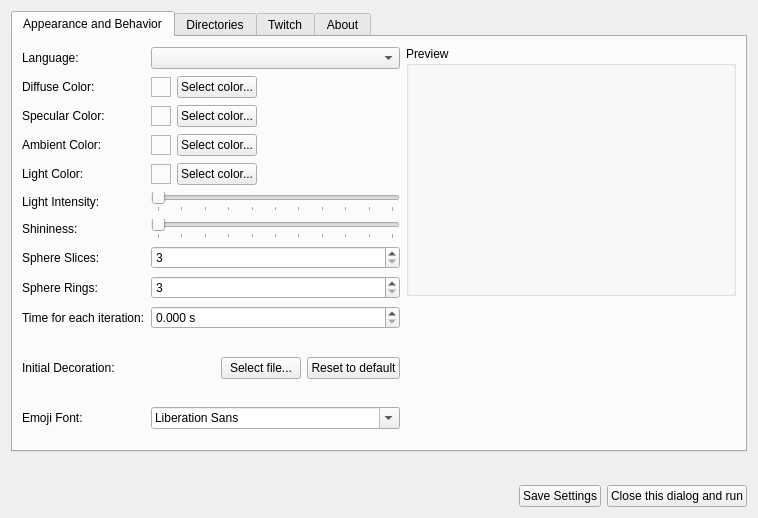
The window that setupwidget.ui (xiluembo/atsumari) describes before a commit, drawn with Qt 5.
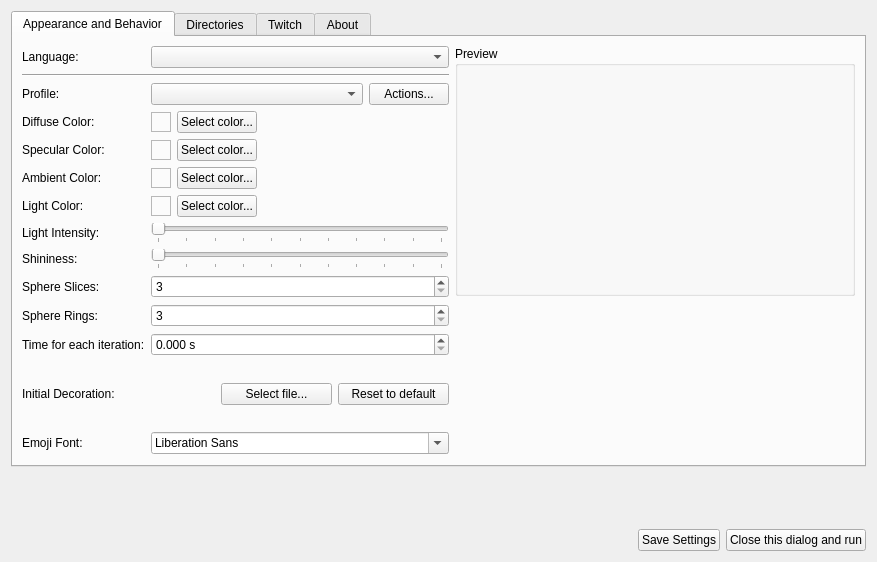
The same window after the commit. Icons and pictures are not drawn.

What changed in the file:
```diff
--- a/setupwidget.ui
+++ b/setupwidget.ui
@@ -6,8 +6,8 @@
    <rect>
     <x>0</x>
     <y>0</y>
-    <width>758</width>
-    <height>518</height>
+    <width>877</width>
+    <height>562</height>
    </rect>
   </property>
   <property name="windowTitle">
@@ -34,11 +34,39 @@
        <item>
         <layout class="QHBoxLayout" name="horizontalLayout_4">
          <item>
-          <layout class="QGridLayout" name="gridLayout">
-           <item row="2" column="1" colspan="3">
-            <layout class="QHBoxLayout" name="horizontalLayout_7">
+          <layout class="QGridLayout" name="gridLayout" columnstretch="0,0">
+           <item row="13" column="0">
+            <widget class="QLabel" name="label">
+             <property name="text">
+              <string>Emoji Font:</string>
+             </property>
+            </widget>
+           </item>
+           <item row="2" column="1">
+            <layout class="QHBoxLayout" name="horizontalLayout_17">
              <item>
-              <widget class="QFrame" name="frmSpecularColor">
+              <widget class="QComboBox" name="cboProfile">
+               <property name="sizePolicy">
+                <sizepolicy hsizetype="Expanding" vsizetype="Fixed">
+                 <horstretch>0</horstretch>
+                 <verstretch>0</verstretch>
+                </sizepolicy>
+               </property>
+              </widget>
+             </item>
+             <item>
+              <widget class="QPushButton" name="btnProfileActions">
+               <property name="text">
+                <string>Actions...</string>
+               </property>
+              </widget>
+             </item>
+            </layout>
+           </item>
+           <item row="5" column="1">
+            <layout class="QHBoxLayout" name="horizontalLayout_8">
+             <item>
+              <widget class="QFrame" name="frmAmbientColor">
                <property name="minimumSize">
                 <size>
                  <width>20</width>
@@ -63,7 +91,7 @@
               </widget>
              </item>
              <item>
-              <widget class="QPushButton" name="btnSelectSpecular">
+              <widget class="QPushButton" name="btnSelectAmbient">
                <property name="locale">
                 <locale language="English" country="UnitedStates"/>
                </property>
@@ -73,7 +101,7 @@
               </widget>
              </item>
              <item>
-              <spacer name="horizontalSpacer_4">
+              <spacer name="horizontalSpacer_5">
                <property name="orientation">
                 <enum>Qt::Orientation::Horizontal</enum>
                </property>
@@ -87,56 +115,7 @@
              </item>
             </layout>
            </item>
-           <item row="6" column="1" colspan="3">
-            <widget class="QSlider" name="sldShininess">
-             <property name="maximum">
-              <number>100</number>
-             </property>
-             <property name="orientation">
-              <enum>Qt::Orientation::Horizontal</enum>
-             </property>
-             <property name="tickPosition">
-              <enum>QSlider::TickPosition::TicksBelow</enum>
-             </property>
-             <property name="tickInterval">
-              <number>10</number>
-             </property>
-            </widget>
-           </item>
-           <item row="9" column="0">
-            <widget class="QLabel" name="lblIterationTime">
-             <property name="locale">
-              <locale language="English" country="UnitedStates"/>
-             </property>
-             <property name="text">
-              <string>Time for each iteration:</string>
-             </property>
-            </widget>
-           </item>
-           <item row="3" column="0">
-            <widget class="QLabel" name="lblAmbientColor">
-             <property name="locale">
-              <locale language="English" country="UnitedStates"/>
-             </property>
-             <property name="text">
-              <string>Ambient Color:</string>
-             </property>
-            </widget>
-           </item>
-           <item row="9" column="1" colspan="3">
-            <widget class="QDoubleSpinBox" name="spnIteration">
-             <property name="statusTip">
-              <string notr="true"/>
-             </property>
-             <property name="suffix">
-              <string> s</string>
-             </property>
-             <property name="decimals">
-              <number>3</number>
-             </property>
-            </widget>
-           </item>
-           <item row="2" column="0">
+           <item row="4" column="0">
             <widget class="QLabel" name="lblSpecularColor">
              <property name="locale">
               <locale language="English" country="UnitedStates"/>
@@ -146,81 +125,53 @@
              </property>
             </widget>
            </item>
-           <item row="10" column="1">
-            <widget class="QLabel" name="lblDecoration">
-             <property name="minimumSize">
-              <size>
-               <width>64</width>
-               <height>64</height>
-              </size>
-             </property>
-             <property name="maximumSize">
-              <size>
-               <width>64</width>
-               <height>64</height>
-              </size>
-             </property>
-             <property name="text">
-              <string/>
-             </property>
-             <property name="scaledContents">
-              <bool>true</bool>
-             </property>
-            </widget>
-           </item>
-           <item row="1" column="1" colspan="3">
-            <layout class="QHBoxLayout" name="horizontalLayout_6">
+           <item row="12" column="1">
+            <layout class="QHBoxLayout" name="horizontalLayout_16">
              <item>
-              <widget class="QFrame" name="frmDiffuseColor">
+              <widget class="QLabel" name="lblDecoration">
                <property name="minimumSize">
                 <size>
-                 <width>20</width>
-                 <height>20</height>
+                 <width>64</width>
+                 <height>64</height>
                 </size>
                </property>
                <property name="maximumSize">
                 <size>
-                 <width>20</width>
-                 <height>20</height>
+                 <width>64</width>
+                 <height>64</height>
                 </size>
                </property>
-               <property name="statusTip">
-                <string notr="true"/>
+               <property name="text">
+                <string/>
                </property>
-               <property name="frameShape">
-                <enum>QFrame::Shape::StyledPanel</enum>
+               <property name="scaledContents">
+                <bool>true</bool>
                </property>
-               <property name="frameShadow">
-                <enum>QFrame::Shadow::Raised</enum>
-               </property>
               </widget>
              </item>
              <item>
-              <widget class="QPushButton" name="btnSelectDiffuse">
+              <widget class="QPushButton" name="btnSelectDecoration">
                <property name="locale">
                 <locale language="English" country="UnitedStates"/>
                </property>
                <property name="text">
-                <string>Select color...</string>
+                <string>Select file...</string>
                </property>
               </widget>
              </item>
              <item>
-              <spacer name="horizontalSpacer_3">
-               <property name="orientation">
-                <enum>Qt::Orientation::Horizontal</enum>
+              <widget class="QPushButton" name="btnResetDecoration">
+               <property name="locale">
+                <locale language="English" country="UnitedStates"/>
                </property>
-               <property name="sizeHint" stdset="0">
-                <size>
-                 <width>40</width>
-                 <height>20</height>
-                </size>
+               <property name="text">
+                <string>Reset to default</string>
                </property>
-              </spacer>
+              </widget>
              </item>
             </layout>
            </item>
-           <item row="4" column="1" colspan="3">
+           <item row="6" column="1">
             <layout class="QHBoxLayout" name="horizontalLayout_9">
              <item>
               <widget class="QFrame" name="frmLightColor">
@@ -272,37 +223,7 @@
              </item>
             </layout>
            </item>
-           <item row="10" column="3">
-            <widget class="QPushButton" name="btnResetDecoration">
-             <property name="locale">
-              <locale language="English" country="UnitedStates"/>
-             </property>
-             <property name="text">
-              <string>Reset to default</string>
-             </property>
-            </widget>
-           </item>
-           <item row="8" column="1" colspan="3">
-            <widget class="QSpinBox" name="spnRings">
-             <property name="statusTip">
-              <string notr="true"/>
-             </property>
-             <property name="minimum">
-              <number>3</number>
-             </property>
-            </widget>
-           </item>
-           <item row="7" column="1" colspan="3">
-            <widget class="QSpinBox" name="spnSlices">
-             <property name="statusTip">
-              <string notr="true"/>
-             </property>
-             <property name="minimum">
-              <number>3</number>
-             </property>
-            </widget>
-           </item>
-           <item row="6" column="0">
+           <item row="8" column="0">
             <widget class="QLabel" name="lblShininess">
              <property name="locale">
               <locale language="English" country="UnitedStates"/>
@@ -312,24 +233,17 @@
              </property>
             </widget>
            </item>
-           <item row="11" column="0">
-            <widget class="QLabel" name="label">
-             <property name="text">
-              <string>Emoji Font:</string>
-             </property>
-            </widget>
-           </item>
-           <item row="7" column="0">
-            <widget class="QLabel" name="lblSlices">
+           <item row="5" column="0">
+            <widget class="QLabel" name="lblAmbientColor">
              <property name="locale">
               <locale language="English" country="UnitedStates"/>
              </property>
              <property name="text">
-              <string>Sphere Slices:</string>
+              <string>Ambient Color:</string>
              </property>
             </widget>
            </item>
-           <item row="8" column="0">
+           <item row="10" column="0">
             <widget class="QLabel" name="lblRings">
              <property name="locale">
               <locale language="English" country="UnitedStates"/>
@@ -339,85 +253,7 @@
              </property>
             </widget>
            </item>
-           <item row="3" column="1" colspan="3">
-            <layout class="QHBoxLayout" name="horizontalLayout_8">
-             <item>
-              <widget class="QFrame" name="frmAmbientColor">
-               <property name="minimumSize">
-                <size>
-                 <width>20</width>
-                 <height>20</height>
-                </size>
-               </property>
-               <property name="maximumSize">
-                <size>
-                 <width>20</width>
-                 <height>20</height>
-                </size>
-               </property>
-               <property name="statusTip">
-                <string notr="true"/>
-               </property>
-               <property name="frameShape">
-                <enum>QFrame::Shape::StyledPanel</enum>
-               </property>
-               <property name="frameShadow">
-                <enum>QFrame::Shadow::Raised</enum>
-               </property>
-              </widget>
-             </item>
-             <item>
-              <widget class="QPushButton" name="btnSelectAmbient">
-               <property name="locale">
-                <locale language="English" country="UnitedStates"/>
-               </property>
-               <property name="text">
-                <string>Select color...</string>
-               </property>
-              </widget>
-             </item>
-             <item>
-              <spacer name="horizontalSpacer_5">
-               <property name="orientation">
-                <enum>Qt::Orientation::Horizontal</enum>
-               </property>
-               <property name="sizeHint" stdset="0">
-                <size>
-                 <width>40</width>
-                 <height>20</height>
-                </size>
-               </property>
-              </spacer>
-             </item>
-            </layout>
-           </item>
-           <item row="1" column="0">
-            <widget class="QLabel" name="lblDiffuseColor">
-             <property name="locale">
-              <locale language="English" country="UnitedStates"/>
-             </property>
-             <property name="text">
-              <string>Diffuse Color:</string>
-             </property>
-            </widget>
-           </item>
-           <item row="5" column="1" colspan="3">
-            <widget class="QSlider" name="sldLightIntensity">
-             <property name="maximum">
-              <number>100</number>
-             </property>
-             <property name="orientation">
-              <enum>Qt::Orientation::Horizontal</enum>
-             </property>
-             <property name="tickPosition">
-              <enum>QSlider::TickPosition::TicksBelow</enum>
-             </property>
-             <property name="tickInterval">
-              <number>10</number>
-             </property>
-            </widget>
-           </item>
-           <item row="4" column="0">
+           <item row="6" column="0">
             <widget class="QLabel" name="lblLightColor">
              <property name="locale">
               <locale language="English" country="UnitedStates"/>
@@ -427,7 +263,163 @@
              </property>
             </widget>
            </item>
-           <item row="11" column="1" colspan="3">
+           <item row="11" column="0">
+            <widget class="QLabel" name="lblIterationTime">
+             <property name="locale">
+              <locale language="English" country="UnitedStates"/>
+             </property>
+             <property name="text">
+              <string>Time for each iteration:</string>
+             </property>
+            </widget>
+           </item>
+           <item row="4" column="1">
+            <layout class="QHBoxLayout" name="horizontalLayout_7">
+             <item>
+              <widget class="QFrame" name="frmSpecularColor">
+               <property name="minimumSize">
+                <size>
+                 <width>20</width>
+                 <height>20</height>
+                </size>
+               </property>
+               <property name="maximumSize">
+                <size>
+                 <width>20</width>
+                 <height>20</height>
+                </size>
+               </property>
+               <property name="statusTip">
+                <string notr="true"/>
+               </property>
+               <property name="frameShape">
+                <enum>QFrame::Shape::StyledPanel</enum>
+               </property>
+               <property name="frameShadow">
+                <enum>QFrame::Shadow::Raised</enum>
+               </property>
+              </widget>
+             </item>
+             <item>
+              <widget class="QPushButton" name="btnSelectSpecular">
+               <property name="locale">
+                <locale language="English" country="UnitedStates"/>
+               </property>
+               <property name="text">
+                <string>Select color...</string>
+               </property>
+              </widget>
+             </item>
+             <item>
+              <spacer name="horizontalSpacer_4">
+               <property name="orientation">
+                <enum>Qt::Orientation::Horizontal</enum>
+               </property>
+               <property name="sizeHint" stdset="0">
+                <size>
+                 <width>40</width>
+                 <height>20</height>
+                </size>
+               </property>
+              </spacer>
+             </item>
+            </layout>
+           </item>
+           <item row="7" column="1">
+            <widget class="QSlider" name="sldLightIntensity">
+             <property name="maximum">
+              <number>100</number>
+             </property>
+             <property name="orientation">
+              <enum>Qt::Orientation::Horizontal</enum>
+             </property>
+             <property name="tickPosition">
+              <enum>QSlider::TickPosition::TicksBelow</enum>
+             </property>
+             <property name="tickInterval">
+              <number>10</number>
+             </property>
+            </widget>
+           </item>
+           <item row="12" column="0">
+            <widget class="QLabel" name="lblLightColor_2">
+             <property name="locale">
+              <locale language="English" country="UnitedStates"/>
+             </property>
+             <property name="text">
+              <string>Initial Decoration:</string>
+             </property>
+            </widget>
+           </item>
+           <item row="3" column="1">
+            <layout class="QHBoxLayout" name="horizontalLayout_6">
+             <item>
+              <widget class="QFrame" name="frmDiffuseColor">
+               <property name="minimumSize">
+                <size>
+                 <width>20</width>
+                 <height>20</height>
+                </size>
+               </property>
+               <property name="maximumSize">
+                <size>
+                 <width>20</width>
+                 <height>20</height>
+                </size>
+               </property>
+               <property name="statusTip">
+                <string notr="true"/>
+               </property>
+               <property name="frameShape">
+                <enum>QFrame::Shape::StyledPanel</enum>
+               </property>
+               <property name="frameShadow">
+                <enum>QFrame::Shadow::Raised</enum>
+               </property>
+              </widget>
+             </item>
+             <item>
+              <widget class="QPushButton" name="btnSelectDiffuse">
+               <property name="locale">
+                <locale language="English" country="UnitedStates"/>
+               </property>
+               <property name="text">
+                <string>Select color...</string>
+               </property>
+              </widget>
+             </item>
+             <item>
+              <spacer name="horizontalSpacer_3">
+               <property name="orientation">
+                <enum>Qt::Orientation::Horizontal</enum>
+               </property>
+               <property name="sizeHint" stdset="0">
+                <size>
+                 <width>40</width>
+                 <height>20</height>
+                </size>
+               </property>
+              </spacer>
+             </item>
+            </layout>
+           </item>
+           <item row="0" column="1">
+            <widget class="QComboBox" name="cboLanguage"/>
+           </item>
+           <item row="11" column="1">
+            <widget class="QDoubleSpinBox" name="spnIteration">
+             <property name="statusTip">
+              <string notr="true"/>
+             </property>
+             <property name="suffix">
+              <string> s</string>
+             </property>
+             <property name="decimals">
+              <number>3</number>
+             </property>
+            </widget>
+           </item>
+           <item row="13" column="1">
             <widget class="QFontComboBox" name="cboEmojiFont">
              <property name="currentFont">
               <font>
@@ -436,27 +428,37 @@
              </property>
             </widget>
            </item>
-           <item row="10" column="0">
-            <widget class="QLabel" name="lblLightColor_2">
+           <item row="9" column="0">
+            <widget class="QLabel" name="lblSlices">
              <property name="locale">
               <locale language="English" country="UnitedStates"/>
              </property>
              <property name="text">
-              <string>Initial Decoration:</string>
+              <string>Sphere Slices:</string>
              </property>
             </widget>
            </item>
-           <item row="10" column="2">
-            <widget class="QPushButton" name="btnSelectDecoration">
-             <property name="locale">
-              <locale language="English" country="UnitedStates"/>
+           <item row="9" column="1">
+            <widget class="QSpinBox" name="spnSlices">
+             <property name="statusTip">
+              <string notr="true"/>
              </property>
-             <property name="text">
-              <string>Select file...</string>
+             <property name="minimum">
+              <number>3</number>
              </property>
             </widget>
            </item>
-           <item row="5" column="0">
+           <item row="10" column="1">
+            <widget class="QSpinBox" name="spnRings">
+             <property name="statusTip">
+              <string notr="true"/>
+             </property>
+             <property name="minimum">
+              <number>3</number>
+             </property>
+            </widget>
+           </item>
+           <item row="7" column="0">
             <widget class="QLabel" name="lblShininess_2">
              <property name="locale">
               <locale language="English" country="UnitedStates"/>
@@ -466,6 +468,39 @@
              </property>
             </widget>
            </item>
+           <item row="3" column="0">
+            <widget class="QLabel" name="lblDiffuseColor">
+             <property name="locale">
+              <locale language="English" country="UnitedStates"/>
+             </property>
+             <property name="text">
+              <string>Diffuse Color:</string>
+             </property>
+            </widget>
+           </item>
+           <item row="8" column="1">
+            <widget class="QSlider" name="sldShininess">
+             <property name="maximum">
+              <number>100</number>
+             </property>
+             <property name="orientation">
+              <enum>Qt::Orientation::Horizontal</enum>
+             </property>
+             <property name="tickPosition">
+              <enum>QSlider::TickPosition::TicksBelow</enum>
+             </property>
+             <property name="tickInterval">
+              <number>10</number>
+             </property>
+            </widget>
+           </item>
+           <item row="2" column="0">
+            <widget class="QLabel" name="label_7">
+             <property name="text">
+              <string>Profile:</string>
+             </property>
+            </widget>
+           </item>
            <item row="0" column="0">
             <widget class="QLabel" name="label_5">
              <property name="text">
@@ -473,8 +508,12 @@
              </property>
             </widget>
            </item>
-           <item row="0" column="1" colspan="3">
-            <widget class="QComboBox" name="cboLanguage"/>
+           <item row="1" column="0" colspan="2">
+            <widget class="Line" name="line">
+             <property name="orientation">
+              <enum>Qt::Orientation::Horizontal</enum>
+             </property>
+            </widget>
            </item>
           </layout>
          </item>
```
Left out of the diff: 8 changed lines with no effect on the pictures.
